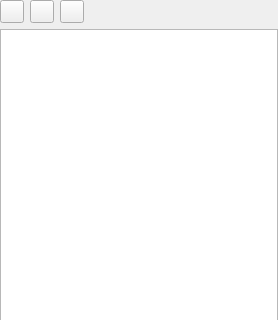
Above: src/macro_plugin/ui/macro_panel.ui from Joonalai/macro-qgis-plugin before the change; both pictures show x 0 to 278 and y 0 to 320 of the 278 by 671 pixel window. Below: the same form after it.
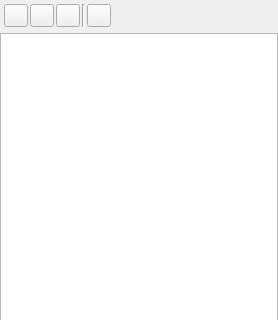
That is the form after the change.

Commit message: feat: add macro settings and settings dialog

Patch:
```diff
--- a/src/macro_plugin/ui/macro_panel.ui
+++ b/src/macro_plugin/ui/macro_panel.ui
@@ -29,7 +29,13 @@
    <item>
     <layout class="QHBoxLayout" name="horizontalLayout_2">
      <property name="spacing">
-      <number>6</number>
+      <number>2</number>
+     </property>
+     <property name="leftMargin">
+      <number>4</number>
+     </property>
+     <property name="topMargin">
+      <number>4</number>
      </property>
      <item>
       <widget class="QToolButton" name="button_record">
@@ -76,6 +82,35 @@
        </property>
       </widget>
      </item>
+     <item>
+      <widget class="Line" name="line">
+       <property name="frameShadow">
+        <enum>QFrame::Sunken</enum>
+       </property>
+       <property name="lineWidth">
+        <number>1</number>
+       </property>
+       <property name="midLineWidth">
+        <number>0</number>
+       </property>
+       <property name="orientation">
+        <enum>Qt::Vertical</enum>
+       </property>
+      </widget>
+     </item>
+     <item>
+      <widget class="QToolButton" name="button_settings">
+       <property name="toolTip">
+        <string>Open macro settings...</string>
+       </property>
+       <property name="text">
+        <string/>
+       </property>
+       <property name="autoRaise">
+        <bool>false</bool>
+       </property>
+      </widget>
+     </item>
      <item>
       <spacer name="horizontalSpacer_3">
        <property name="orientation">
```
The commit also changes 7 other files.
